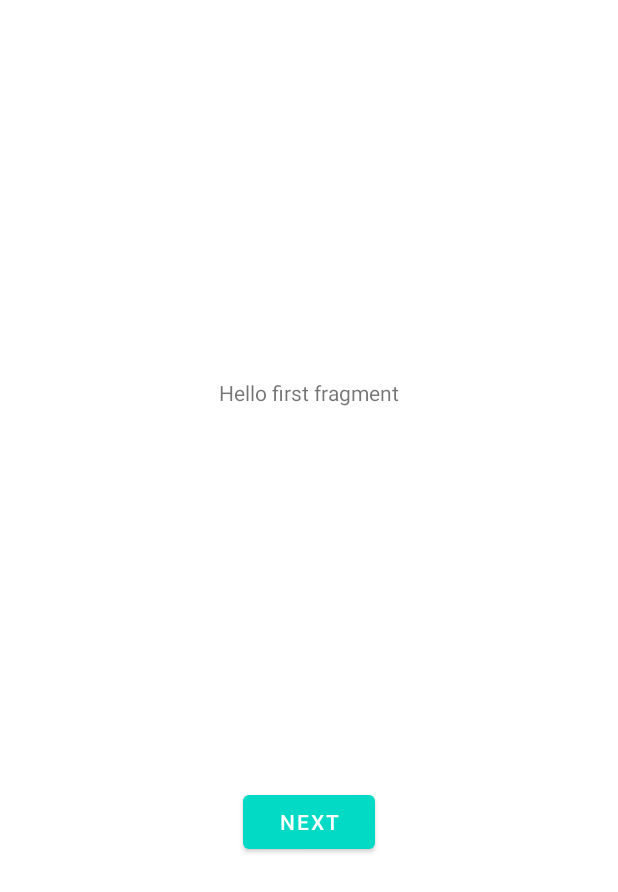
After one commit to kpuce2021/Rebound, an Android app: the fragment FirstFragment shown on its own in the app's theme, on a phone screen of 412 x 824 dp. The commit adds this screen. Shown: the top 892 px of the screen. Run offline under Robolectric (Android 15) with nearby library versions, the phone set to English and light mode, and no system bars.

Commit message:
ui for demo

```diff
--- a/sleepwell/app/build.gradle
+++ b/sleepwell/app/build.gradle
@@ -53,6 +53,8 @@ dependencies {
     implementation 'androidx.legacy:legacy-support-v4:1.0.0'
     implementation 'com.google.firebase:firebase-auth-ktx'
     implementation 'com.google.android.gms:play-services-auth:19.0.0'
+    implementation 'androidx.navigation:navigation-fragment-ktx:2.2.2'
+    implementation 'androidx.navigation:navigation-ui-ktx:2.2.2'
     testImplementation 'junit:junit:4.+'
     androidTestImplementation 'androidx.test.ext:junit:1.1.2'
     androidTestImplementation 'androidx.test.espresso:espresso-core:3.3.0'
--- /dev/null
+++ b/sleepwell/app/src/main/java/kr/ac/kpu/sleepwell/FirstFragment.kt
@@ -0,0 +1,31 @@
+package kr.ac.kpu.sleepwell
+
+import android.os.Bundle
+import androidx.fragment.app.Fragment
+import android.view.LayoutInflater
+import android.view.View
+import android.view.ViewGroup
+import android.widget.Button
+import androidx.navigation.fragment.findNavController
+
+/**
+ * A simple [Fragment] subclass as the default destination in the navigation.
+ */
+class FirstFragment : Fragment() {
+
+    override fun onCreateView(
+            inflater: LayoutInflater, container: ViewGroup?,
+            savedInstanceState: Bundle?
+    ): View? {
+        // Inflate the layout for this fragment
+        return inflater.inflate(R.layout.fragment_first, container, false)
+    }
+
+    override fun onViewCreated(view: View, savedInstanceState: Bundle?) {
+        super.onViewCreated(view, savedInstanceState)
+
+        view.findViewById<Button>(R.id.button_first).setOnClickListener {
+            findNavController().navigate(R.id.action_FirstFragment_to_SecondFragment)
+        }
+    }
+}
--- a/sleepwell/app/src/main/java/kr/ac/kpu/sleepwell/LoginActivity.kt
+++ b/sleepwell/app/src/main/java/kr/ac/kpu/sleepwell/LoginActivity.kt
@@ -26,6 +26,7 @@ class LoginActivity : AppCompatActivity() {
     private lateinit var uname : String
 
     override fun onCreate(savedInstanceState: Bundle?) {
+        setTheme(R.style.Theme_Sleepwell)
         super.onCreate(savedInstanceState)
 
         setContentView(R.layout.activity_login)
@@ -42,6 +43,8 @@ class LoginActivity : AppCompatActivity() {
 
         signingoogle.setOnClickListener {
             signIn()
+            val nextIntent=Intent(this, MainActivity::class.java)
+            startActivity(nextIntent)
         }
 
 
@@ -99,6 +102,7 @@ class LoginActivity : AppCompatActivity() {
     private fun signIn() {
         val signInIntent = googleSignInClient.signInIntent
         startActivityForResult(signInIntent, RC_SIGN_IN)
+
     }
     private fun signOut() {
         // Firebase sign out
--- a/sleepwell/app/src/main/java/kr/ac/kpu/sleepwell/Trend_childFrag1_week.kt
+++ b/sleepwell/app/src/main/java/kr/ac/kpu/sleepwell/Trend_childFrag1_week.kt
@@ -228,11 +228,5 @@ class Trend_childFrag1_week : Fragment() {
         set1.setCircleColor(Color.BLACK)
         lineChart.data=data
         lineChart.setVisibleXRange(1.0f,7.0f)
-
-
     }
-
-
-
-
 }
--- /dev/null
+++ b/sleepwell/app/src/main/res/drawable/splash.xml
@@ -0,0 +1,9 @@
+<?xml version="1.0" encoding="utf-8"?>
+<layer-list xmlns:android="http://schemas.android.com/apk/res/android">
+    <item android:drawable="@color/background"/>
+    <item>
+        <bitmap
+            android:gravity="center"
+            android:src="@mipmap/logo"/>
+    </item>
+</layer-list>
--- /dev/null
+++ b/sleepwell/app/src/main/res/layout/fragment_first.xml
@@ -0,0 +1,28 @@
+<?xml version="1.0" encoding="utf-8"?>
+<androidx.constraintlayout.widget.ConstraintLayout xmlns:android="http://schemas.android.com/apk/res/android"
+    xmlns:app="http://schemas.android.com/apk/res-auto"
+    xmlns:tools="http://schemas.android.com/tools"
+    android:layout_width="match_parent"
+    android:layout_height="match_parent"
+    tools:context=".FirstFragment">
+
+    <TextView
+        android:id="@+id/textview_first"
+        android:layout_width="wrap_content"
+        android:layout_height="wrap_content"
+        android:text="@string/hello_first_fragment"
+        app:layout_constraintBottom_toTopOf="@id/button_first"
+        app:layout_constraintEnd_toEndOf="parent"
+        app:layout_constraintStart_toStartOf="parent"
+        app:layout_constraintTop_toTopOf="parent" />
+
+    <Button
+        android:id="@+id/button_first"
+        android:layout_width="wrap_content"
+        android:layout_height="wrap_content"
+        android:text="@string/next"
+        app:layout_constraintBottom_toBottomOf="parent"
+        app:layout_constraintEnd_toEndOf="parent"
+        app:layout_constraintStart_toStartOf="parent"
+        app:layout_constraintTop_toBottomOf="@id/textview_first" />
+</androidx.constraintlayout.widget.ConstraintLayout>
--- a/sleepwell/app/src/main/res/values/dimens.xml
+++ b/sleepwell/app/src/main/res/values/dimens.xml
@@ -2,4 +2,5 @@
     <!-- Default screen margins, per the Android Design guidelines. -->
     <dimen name="activity_horizontal_margin">16dp</dimen>
     <dimen name="activity_vertical_margin">16dp</dimen>
+    <dimen name="fab_margin">16dp</dimen>
 </resources>
--- a/sleepwell/app/src/main/res/values/strings.xml
+++ b/sleepwell/app/src/main/res/values/strings.xml
@@ -11,4 +11,13 @@
     <string name="login_failed">"Login failed"</string>
     <!-- TODO: Remove or change this placeholder text -->
     <string name="hello_blank_fragment">Hello blank fragment</string>
+    <string name="title_activity_splash">SplashActivity</string>
+    <!-- Strings used for fragments for navigation -->
+    <string name="first_fragment_label">First Fragment</string>
+    <string name="second_fragment_label">Second Fragment</string>
+    <string name="next">Next</string>
+    <string name="previous">Previous</string>
+
+    <string name="hello_first_fragment">Hello first fragment</string>
+    <string name="hello_second_fragment">Hello second fragment. Arg: %1$s</string>
 </resources>
--- a/sleepwell/app/src/main/res/values/themes.xml
+++ b/sleepwell/app/src/main/res/values/themes.xml
@@ -13,4 +13,15 @@
         <item name="android:statusBarColor" tools:targetApi="l">?attr/colorPrimaryVariant</item>
         <!-- Customize your theme here. -->
     </style>
+
+    <style name="Theme.Sleepwell.NoActionBar">
+        <item name="windowActionBar">false</item>
+        <item name="windowNoTitle">true</item>
+    </style>
+    <style name="SplashTheme" parent="Theme.AppCompat.NoActionBar">
+        <item name="android:windowBackground">@drawable/splash</item>
+    </style>
+    <style name="Theme.Sleepwell.AppBarOverlay" parent="ThemeOverlay.AppCompat.Dark.ActionBar" />
+
+    <style name="Theme.Sleepwell.PopupOverlay" parent="ThemeOverlay.AppCompat.Light" />
 </resources>
```
Also changed, not shown: sleepwell/app/src/main/AndroidManifest.xml (+8 -10 lines), sleepwell/app/src/main/java/kr/ac/kpu/sleepwell/Fragment1.kt (+47 -38 lines), sleepwell/app/src/main/java/kr/ac/kpu/sleepwell/SecondFragment.kt (added, +31 -0 lines), sleepwell/app/src/main/res/layout/fragment_1.xml (+101 -7 lines), sleepwell/app/src/main/res/layout/fragment_second.xml (added, +27 -0 lines), sleepwell/app/src/main/res/navigation/nav_graph.xml (added, +28 -0 lines).
